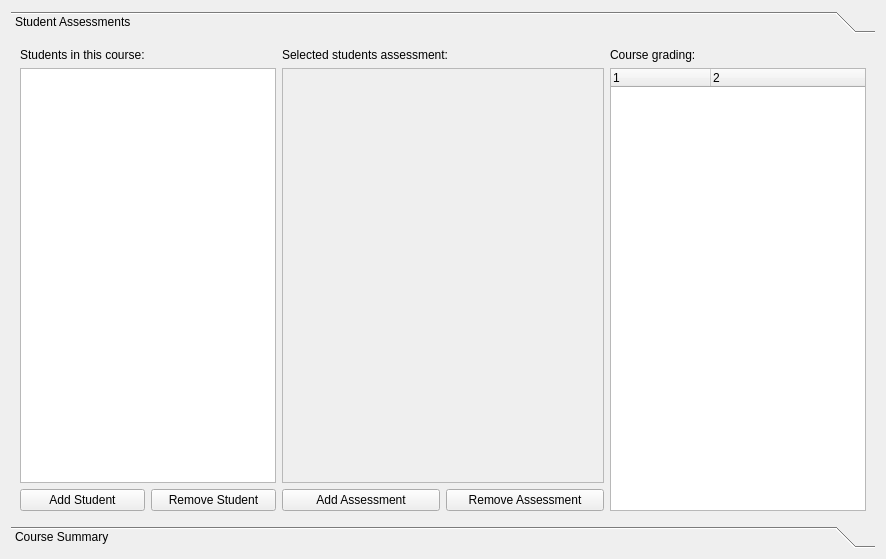
This is ui/course_widget.ui in Jared-Gross/Gradebook as Qt 5 draws it before an edit. The edited form follows.
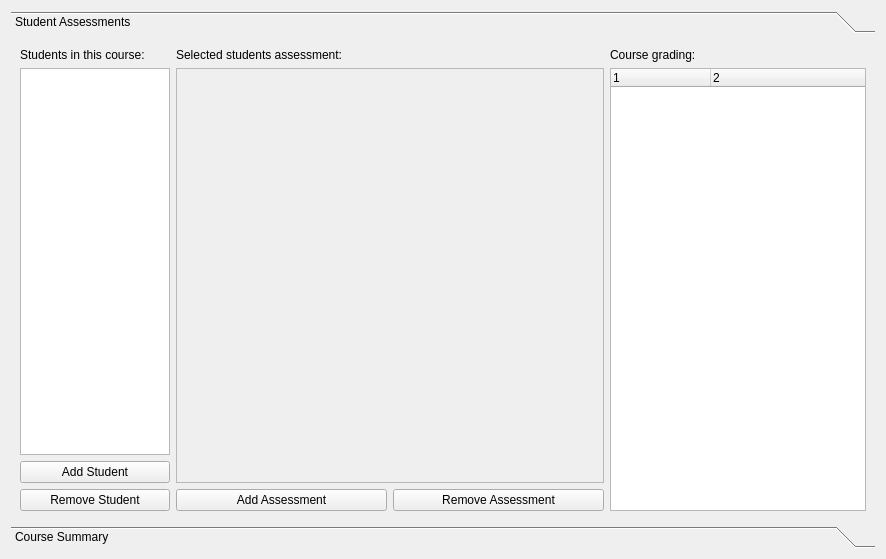
This is the edited form.

Commit message: Better Course Widget

```diff
--- a/ui/course_widget.ui
+++ b/ui/course_widget.ui
@@ -16,6 +16,15 @@
   <layout class="QHBoxLayout" name="horizontalLayout" stretch="1">
    <item>
     <widget class="QToolBox" name="toolBox">
+     <property name="frameShape">
+      <enum>QFrame::NoFrame</enum>
+     </property>
+     <property name="frameShadow">
+      <enum>QFrame::Plain</enum>
+     </property>
+     <property name="midLineWidth">
+      <number>0</number>
+     </property>
      <property name="currentIndex">
       <number>0</number>
      </property>
@@ -35,7 +44,7 @@
        <item>
         <layout class="QHBoxLayout" name="horizontalLayout_2" stretch="0,1,0">
          <item>
-          <layout class="QVBoxLayout" name="verticalLayout_4">
+          <layout class="QVBoxLayout" name="verticalLayout_4" stretch="0,1,0">
            <item>
             <widget class="QLabel" name="label">
              <property name="text">
@@ -45,13 +54,31 @@
            </item>
            <item>
             <widget class="QListWidget" name="listWidget_students">
+             <property name="maximumSize">
+              <size>
+               <width>150</width>
+               <height>16777215</height>
+              </size>
+             </property>
              <property name="selectionBehavior">
               <enum>QAbstractItemView::SelectRows</enum>
              </property>
+             <property name="verticalScrollMode">
+              <enum>QAbstractItemView::ScrollPerPixel</enum>
+             </property>
+             <property name="horizontalScrollMode">
+              <enum>QAbstractItemView::ScrollPerPixel</enum>
+             </property>
+             <property name="uniformItemSizes">
+              <bool>false</bool>
+             </property>
+             <property name="sortingEnabled">
+              <bool>false</bool>
+             </property>
             </widget>
            </item>
            <item>
-            <layout class="QHBoxLayout" name="horizontalLayout_5">
+            <layout class="QVBoxLayout" name="verticalLayout_7">
              <item>
               <widget class="QPushButton" name="pushButton_add">
                <property name="maximumSize">
@@ -95,7 +122,7 @@
                <rect>
                 <x>0</x>
                 <y>0</y>
-                <width>316</width>
+                <width>422</width>
                 <height>410</height>
                </rect>
               </property>
```
The commit also changes 7 other files.
